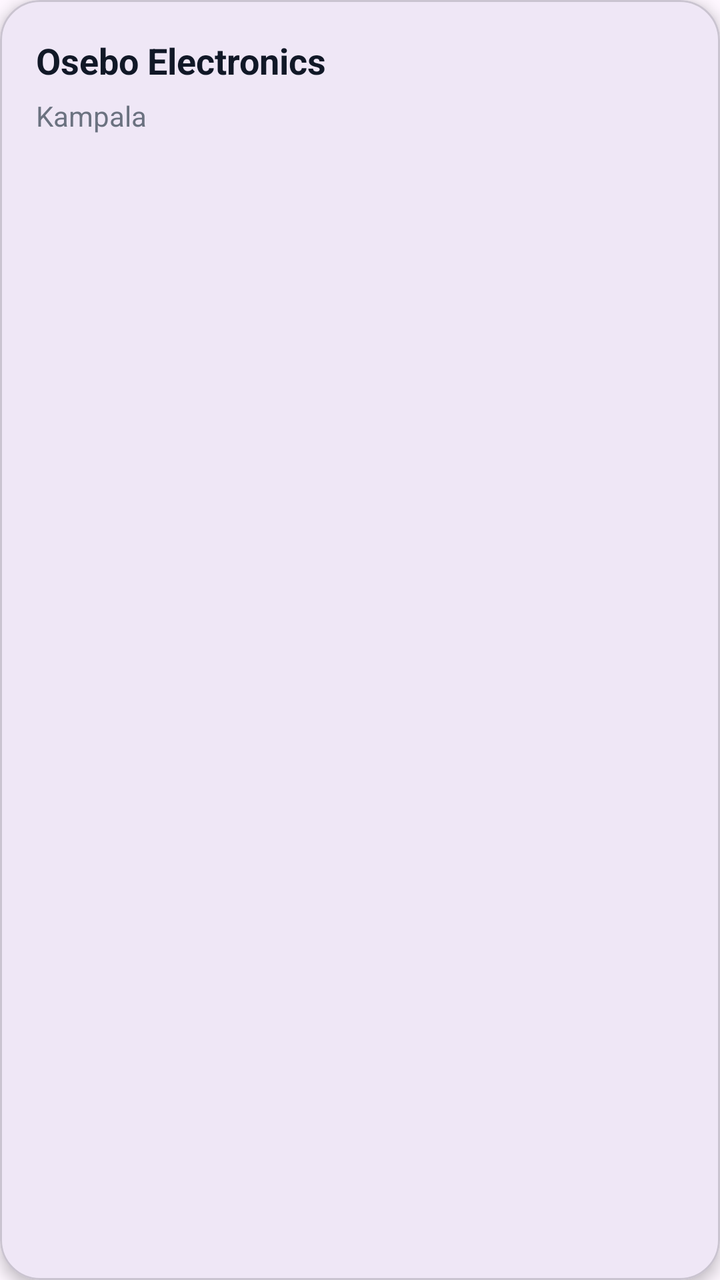
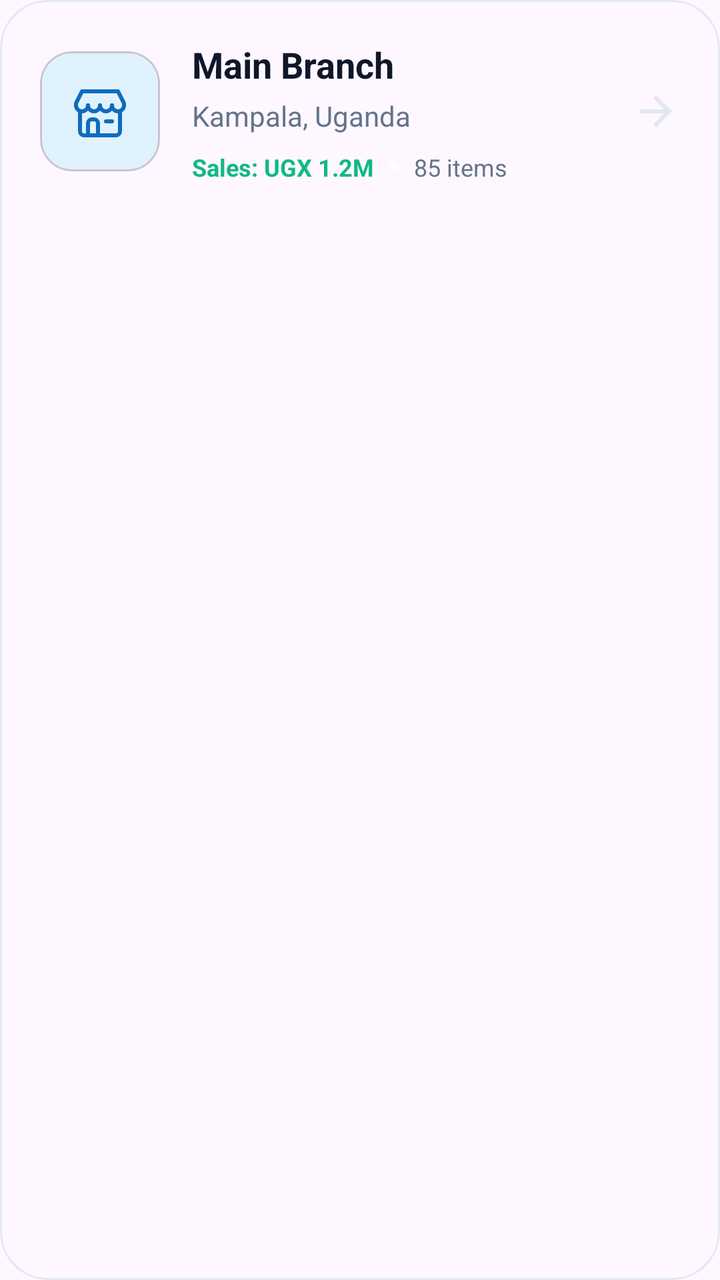

Compare the two renders of this Android layout. The source of the first and the diff that turns it into the second are given below.
<!-- AndroidManifest.xml: application theme Theme.Osebo -->
<!-- res/layout/item_shop.xml -->
<?xml version="1.0" encoding="utf-8"?>
<com.google.android.material.card.MaterialCardView
    xmlns:android="http://schemas.android.com/apk/res/android"
    xmlns:app="http://schemas.android.com/apk/res-auto"
    android:layout_width="match_parent"
    android:layout_height="wrap_content"
    android:layout_marginBottom="12dp"
    app:cardCornerRadius="20dp"
    app:cardElevation="4dp">

    <LinearLayout
        android:layout_width="match_parent"
        android:layout_height="wrap_content"
        android:orientation="vertical"
        android:padding="18dp">

        
        <TextView
            android:id="@+id/txtShopName"
            android:layout_width="wrap_content"
            android:layout_height="wrap_content"
            android:text="Osebo Electronics"
            android:textColor="#111827"
            android:textSize="18sp"
            android:textStyle="bold" />

        
        <TextView
            android:id="@+id/txtLocation"
            android:layout_width="wrap_content"
            android:layout_height="wrap_content"
            android:layout_marginTop="6dp"
            android:text="Kampala"
            android:textColor="#6B7280"
            android:textSize="14sp" />

    </LinearLayout>

</com.google.android.material.card.MaterialCardView>
<!-- resources referenced by this layout -->
<resources>
  <style name="Theme.Osebo" parent="Base.Theme.Osebo" />
  <style name="Base.Theme.Osebo" parent="Theme.Material3.DayNight.NoActionBar">
          
      </style>
</resources>

<!-- the commit's change to res/layout/item_shop.xml (unified diff, before → after) -->
@@ -2,37 +2,101 @@
 <com.google.android.material.card.MaterialCardView
     xmlns:android="http://schemas.android.com/apk/res/android"
     xmlns:app="http://schemas.android.com/apk/res-auto"
+    android:id="@+id/card_shop"
     android:layout_width="match_parent"
     android:layout_height="wrap_content"
-    android:layout_marginBottom="12dp"
-    app:cardCornerRadius="20dp"
-    app:cardElevation="4dp">
+    android:layout_marginBottom="16dp"
+    android:clickable="true"
+    android:focusable="true"
+    app:cardCornerRadius="24dp"
+    app:cardElevation="0dp"
+    app:strokeWidth="1dp"
+    app:strokeColor="@color/border">
 
     <LinearLayout
         android:layout_width="match_parent"
         android:layout_height="wrap_content"
-        android:orientation="vertical"
-        android:padding="18dp">
+        android:orientation="horizontal"
+        android:padding="20dp"
+        android:gravity="center_vertical">
 
-        
-        <TextView
-            android:id="@+id/txtShopName"
-            android:layout_width="wrap_content"
+        <com.google.android.material.card.MaterialCardView
+            android:layout_width="60dp"
+            android:layout_height="60dp"
+            app:cardCornerRadius="16dp"
+            app:cardElevation="0dp"
+            app:cardBackgroundColor="@color/primaryLight">
+            <ImageView
+                android:layout_width="match_parent"
+                android:layout_height="match_parent"
+                android:padding="14dp"
+                android:src="@drawable/store"
+                app:tint="@color/primary"/>
+        </com.google.android.material.card.MaterialCardView>
+
+        <LinearLayout
+            android:layout_width="0dp"
             android:layout_height="wrap_content"
-            android:text="Osebo Electronics"
-            android:textColor="#111827"
-            android:textSize="18sp"
-            android:textStyle="bold" />
+            android:layout_weight="1"
+            android:layout_marginStart="16dp"
+            android:orientation="vertical">
 
-        
-        <TextView
-            android:id="@+id/txtLocation"
-            android:layout_width="wrap_content"
-            android:layout_height="wrap_content"
-            android:layout_marginTop="6dp"
-            android:text="Kampala"
-            android:textColor="#6B7280"
-            android:textSize="14sp" />
+            <TextView
+                android:id="@+id/txtShopName"
+                android:layout_width="wrap_content"
+                android:layout_height="wrap_content"
+                android:text="Main Branch"
+                android:textColor="@color/text_primary"
+                android:textSize="18sp"
+                android:textStyle="bold" />
+
+            <TextView
+                android:id="@+id/txtLocation"
+                android:layout_width="wrap_content"
+                android:layout_height="wrap_content"
+                android:layout_marginTop="4dp"
+                android:text="Kampala, Uganda"
+                android:textColor="@color/text_muted"
+                android:textSize="14sp" />
+
+            <LinearLayout
+                android:layout_width="wrap_content"
+                android:layout_height="wrap_content"
+                android:layout_marginTop="8dp"
+                android:orientation="horizontal"
+                android:gravity="center_vertical">
+
+                <TextView
+                    android:id="@+id/txt_sales_preview"
+                    android:layout_width="wrap_content"
+                    android:layout_height="wrap_content"
+                    android:text="Sales: UGX 1.2M"
+                    android:textSize="12sp"
+                    android:textStyle="bold"
+                    android:textColor="@color/success"/>
+
+                <View
+                    android:layout_width="4dp"
+                    android:layout_height="4dp"
+                    android:layout_marginHorizontal="8dp"
+                    android:background="@drawable/ripple_circle"
+                    app:tint="@color/border"/>
+
+                <TextView
+                    android:id="@+id/txt_stock_preview"
+                    android:layout_width="wrap_content"
+                    android:layout_height="wrap_content"
+                    android:text="85 items"
+                    android:textSize="12sp"
+                    android:textColor="@color/text_muted"/>
+            </LinearLayout>
+        </LinearLayout>
+
+        <ImageView
+            android:layout_width="24dp"
+            android:layout_height="24dp"
+            android:src="@drawable/ic_arrow_right"
+            app:tint="@color/border"/>
 
     </LinearLayout>
 
<!-- resource entries referenced after the edit -->
@@ -1,6 +1,64 @@
 <!-- resources referenced by this layout -->
 <resources>
+  <color name="border">#E2E8F0</color>
+  <color name="primary">#0F6CBD</color>
+  <color name="primaryLight">#E0F2FE</color>
+  <color name="success">#10B981</color>
+  <color name="text_muted">#64748B</color>
+  <color name="text_primary">#0F172A</color>
+  <!-- drawable ic_arrow_right (drawable) -->
+  <vector xmlns:android="http://schemas.android.com/apk/res/android" android:autoMirrored="true" android:height="24dp" android:tint="#000000" android:viewportHeight="960" android:viewportWidth="960" android:width="24dp">
+        
+      <path android:fillColor="@android:color/white" android:pathData="M647,520L160,520L160,440L647,440L423,216L480,160L800,480L480,800L423,744L647,520Z"/>
+      
+  </vector>
+  <!-- drawable ripple_circle (drawable) -->
+  <?xml version="1.0" encoding="utf-8"?>
+  <ripple xmlns:android="http://schemas.android.com/apk/res/android"
+      android:color="@color/ripple_color">   
+  
+      
+      <item android:id="@+id/background">
+          <shape android:shape="oval">
+              <solid android:color="@android:color/transparent" />
+          </shape>
+      </item>
+  
+      
+      <item android:id="@+id/mask">
+          <shape android:shape="oval">
+              <solid android:color="@android:color/white" />
+          </shape>
+      </item>
+  
+  </ripple>
+  <!-- drawable store (drawable) -->
+  <vector xmlns:android="http://schemas.android.com/apk/res/android"
+      android:width="32dp"
+      android:height="32dp"
+      android:viewportWidth="32"
+      android:viewportHeight="32">
+    <path
+        android:fillColor="#FF000000"
+        android:pathData="M24,29H8a3,3 0,0 1,-3 -3V16a1,1 0,0 1,2 0V26a1,1 0,0 0,1 1H24a1,1 0,0 0,1 -1V16a1,1 0,0 1,2 0V26A3,3 0,0 1,24 29Z"/>
+    <path
+        android:fillColor="#FF000000"
+        android:pathData="M15,29L10,29a1,1 0,0 1,-1 -1L9,22a3,3 0,0 1,3 -3h1a3,3 0,0 1,3 3v6A1,1 0,0 1,15 29ZM11,27h3L14,22a1,1 0,0 0,-1 -1L12,21a1,1 0,0 0,-1 1Z"/>
+    <path
+        android:fillColor="#FF000000"
+        android:pathData="M25,17a4,4 0,0 1,-4 -4,1 1,0 0,1 2,0 2,2 0,0 0,4 0v-0.76L24.38,7H7.62L5,12.24V13a2,2 0,0 0,4 0,1 1,0 0,1 2,0 4,4 0,0 1,-8 0V12a1,1 0,0 1,0.11 -0.45l3,-6A1,1 0,0 1,7 5H25a1,1 0,0 1,0.89 0.55l3,6A1,1 0,0 1,29 12v1A4,4 0,0 1,25 17Z"/>
+    <path
+        android:fillColor="#FF000000"
+        android:pathData="M13,17a4,4 0,0 1,-4 -4,1 1,0 0,1 2,0 2,2 0,0 0,4 0,1 1,0 0,1 2,0A4,4 0,0 1,13 17Z"/>
+    <path
+        android:fillColor="#FF000000"
+        android:pathData="M19,17a4,4 0,0 1,-4 -4,1 1,0 0,1 2,0 2,2 0,0 0,4 0,1 1,0 0,1 2,0A4,4 0,0 1,19 17Z"/>
+    <path
+        android:fillColor="#FF000000"
+        android:pathData="M22,22H19a1,1 0,0 1,0 -2h3a1,1 0,0 1,0 2Z"/>
+  </vector>
   <style name="Theme.Osebo" parent="Base.Theme.Osebo" />
+  <color name="ripple_color">#200F6CBD</color>
   <style name="Base.Theme.Osebo" parent="Theme.Material3.DayNight.NoActionBar">
           
       </style>
